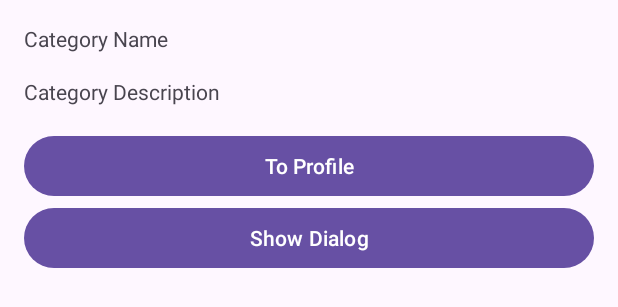
After one commit to febrii0/Android, an Android app: the layout fragment_detail_category.xml on its own in the app's theme, with its tools: preview values and no code run, on a phone screen of 412 x 824 dp. The commit adds this screen. Shown: the top 307 px of the screen. Run offline under Robolectric (Android 15) with nearby library versions, the phone set to English and light mode, and no system bars.

Commit message:
menambahkan DetailCategoryFragment

```diff
--- /dev/null
+++ b/Fragment/app/src/main/res/layout/fragment_detail_category.xml
@@ -0,0 +1,34 @@
+<?xml version="1.0" encoding="utf-8"?>
+<LinearLayout xmlns:android="http://schemas.android.com/apk/res/android"
+    android:layout_width="match_parent"
+    android:layout_height="match_parent"
+    android:orientation="vertical"
+    android:padding="16dp">
+
+    <TextView
+        android:id="@+id/tv_category_name"
+        android:layout_width="match_parent"
+        android:layout_height="wrap_content"
+        android:layout_marginBottom="16dp"
+        android:text="@string/category_name" />
+
+    <TextView
+        android:id="@+id/tv_category_description"
+        android:layout_width="match_parent"
+        android:layout_height="wrap_content"
+        android:layout_marginBottom="16dp"
+        android:text="@string/category_description" />
+
+    <Button
+        android:id="@+id/btn_profile"
+        android:layout_width="match_parent"
+        android:layout_height="wrap_content"
+        android:text="@string/to_profile"/>
+
+    <Button
+        android:id="@+id/btn_show_dialog"
+        android:layout_width="match_parent"
+        android:layout_height="wrap_content"
+        android:text="@string/show_dialog"/>
+
+</LinearLayout>
--- a/Fragment/app/src/main/res/values/strings.xml
+++ b/Fragment/app/src/main/res/values/strings.xml
@@ -6,4 +6,8 @@
     <string name="hello_blank_fragment">Hello blank fragment</string>
     <string name="this_category">This Category</string>
     <string name="category_lifestyle">Category Lifestyle</string>
+    <string name="category_name">Category Name</string>
+    <string name="category_description">Category Description</string>
+    <string name="to_profile">To Profile</string>
+    <string name="show_dialog">Show Dialog</string>
 </resources>
```
Also changed, not shown: Fragment/app/src/main/java/com/example/fragment/CategoryFragment.java (+41 -47 lines), Fragment/app/src/main/java/com/example/fragment/DetailCategoryFragment.java (added, +44 -0 lines).
